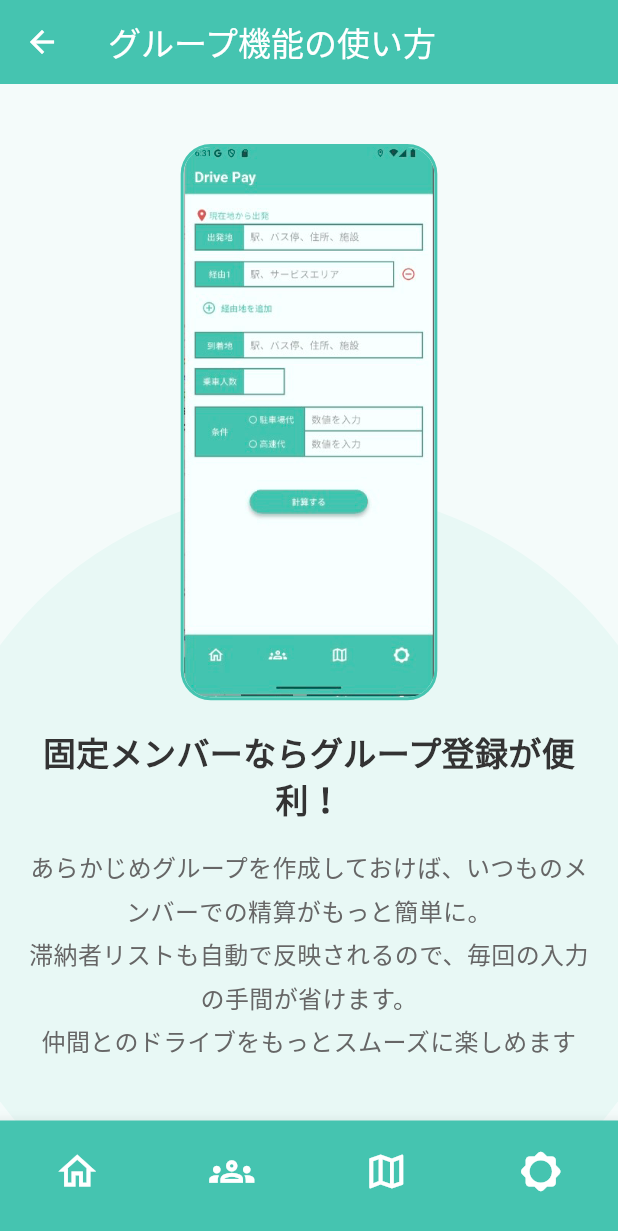
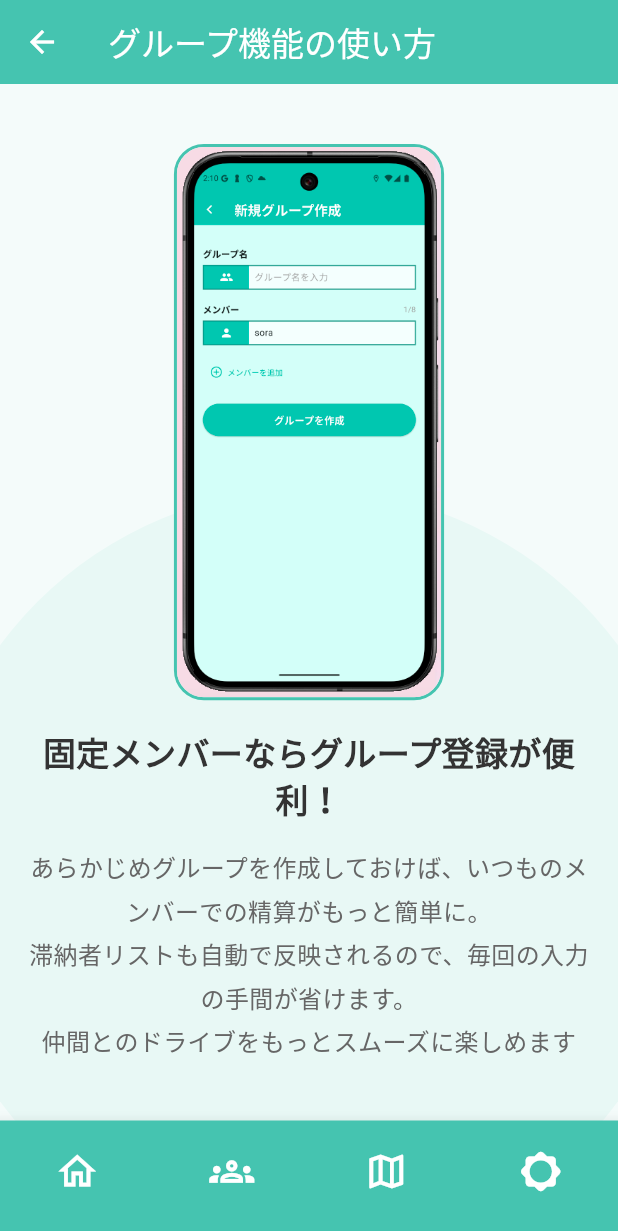
Before and after one commit to momomomomo0903/DrivePay, a Flutter app: the GroupDetailPage screen opened directly, on a phone screen of 412 x 824 dp. Shown: the top 1231 px of the screen. Run offline on Flutter 3.47's test engine with Material 3 defaults, Android fonts, the phone set to English and light mode, and no system bars; our stand-ins replace cloud_firestore, connectivity_plus, firebase_auth, firebase_core, flutter_riverpod, geocoding and 5 more; accounts and stored records are empty.

Commit message:
fix：グループ機能の写真の修整

```diff
--- a/lib/UI/explanation/group_detail.dart
+++ b/lib/UI/explanation/group_detail.dart
@@ -94,7 +94,7 @@ class GroupDetailPage extends StatelessWidget {
                   child: ClipRRect(
                     borderRadius: BorderRadius.circular(18),
                     child: Image.asset(
-                      'assets/images/fare_calculation_screen.png',
+                      'assets/images/group.png',
                       fit: BoxFit.contain,
                     ),
                   ),
```
Also changed, not shown: assets/images/group.png (added).
